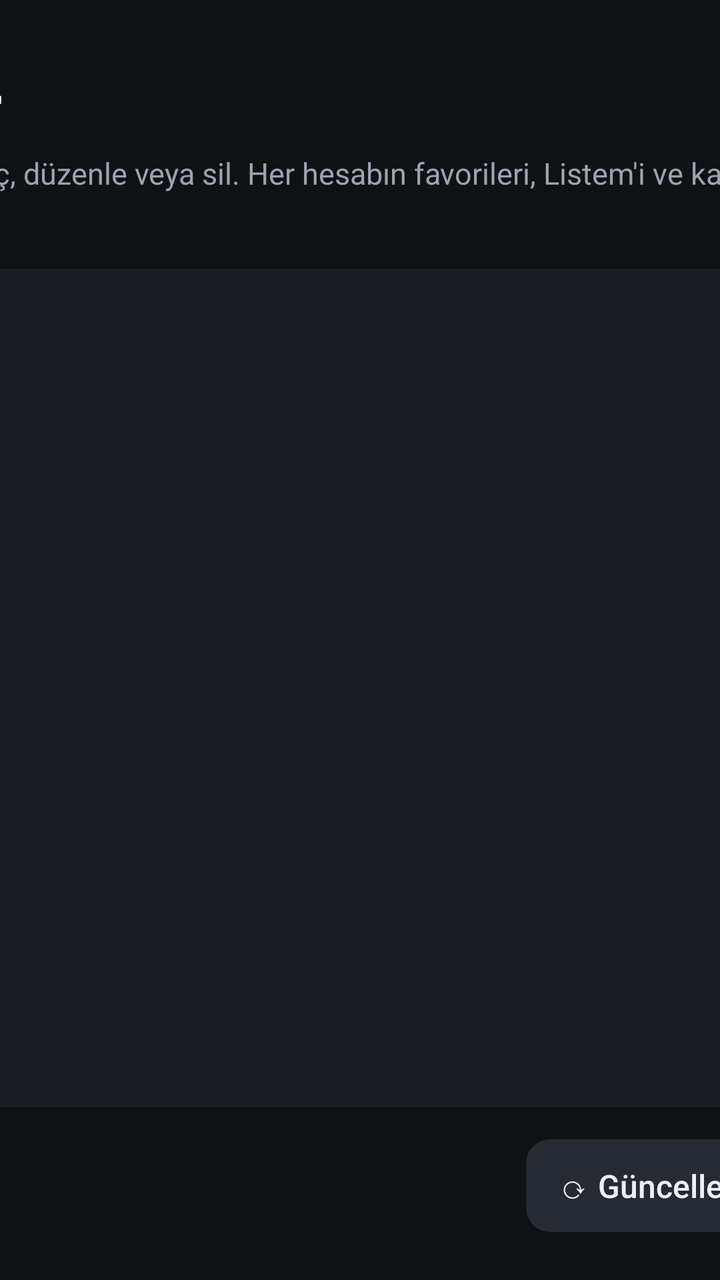
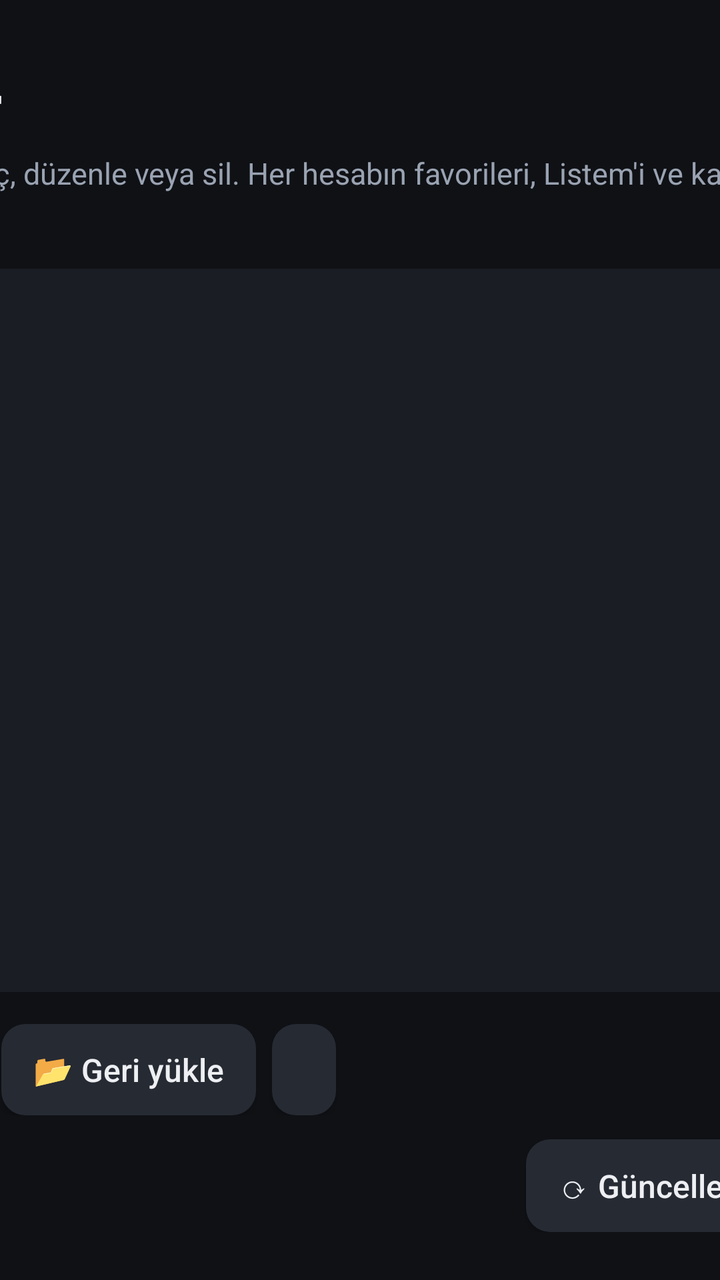

The first picture is an Android layout as it rendered before a commit; the second is the same layout after the commit. The layout source and the unified diff follow.
<!-- AndroidManifest.xml: application theme AppTheme -->
<!-- res/layout/activity_accounts.xml -->
<?xml version="1.0" encoding="utf-8"?>
<LinearLayout xmlns:android="http://schemas.android.com/apk/res/android"
    android:layout_width="match_parent"
    android:layout_height="match_parent"
    android:background="@color/bg"
    android:gravity="center_horizontal"
    android:orientation="vertical"
    android:paddingTop="32dp"
    android:paddingBottom="24dp">

    <LinearLayout
        android:layout_width="600dp"
        android:layout_height="match_parent"
        android:orientation="vertical">

        <TextView
            android:layout_width="wrap_content"
            android:layout_height="wrap_content"
            android:text="Hesaplar"
            android:textColor="@color/text"
            android:textSize="30sp"
            android:textStyle="bold" />

        <TextView
            android:layout_width="match_parent"
            android:layout_height="wrap_content"
            android:layout_marginTop="4dp"
            android:text="Bir hesaba OK: geç, düzenle veya sil. Her hesabın favorileri, Listem'i ve kategori ayarları ayrıdır."
            android:textColor="@color/text_dim"
            android:textSize="15sp" />

        <androidx.recyclerview.widget.RecyclerView
            android:id="@+id/rvAccounts"
            android:layout_width="match_parent"
            android:layout_height="0dp"
            android:layout_marginTop="20dp"
            android:layout_weight="1"
            android:background="@color/panel"
            android:clipToPadding="false"
            android:padding="8dp" />

        <LinearLayout
            android:layout_width="match_parent"
            android:layout_height="wrap_content"
            android:layout_marginTop="16dp"
            android:gravity="center_vertical"
            android:orientation="horizontal">

            <TextView
                android:id="@+id/tvVersion"
                android:layout_width="0dp"
                android:layout_height="wrap_content"
                android:layout_weight="1"
                android:textColor="@color/text_dim"
                android:textSize="15sp" />

            <Button
                android:id="@+id/btnUpdate"
                style="@style/Btn"
                android:text="⟳ Güncellemeleri denetle" />
        </LinearLayout>
    </LinearLayout>
</LinearLayout>
<!-- resources referenced by this layout -->
<resources>
  <color name="bg">#0F1115</color>
  <color name="panel">#1A1D24</color>
  <color name="text">#EDEFF3</color>
  <color name="text_dim">#9AA3B2</color>
  <style name="Btn">
          <item name="android:layout_width">wrap_content</item>
          <item name="android:layout_height">wrap_content</item>
          <item name="android:background">@drawable/bg_button</item>
          <item name="android:textColor">@color/item_text</item>
          <item name="android:textAllCaps">false</item>
          <item name="android:textSize">16sp</item>
          <item name="android:paddingLeft">16dp</item>
          <item name="android:paddingRight">16dp</item>
          <item name="android:paddingTop">12dp</item>
          <item name="android:paddingBottom">12dp</item>
          <item name="android:minHeight">0dp</item>
          <item name="android:minWidth">0dp</item>
          <item name="android:focusable">true</item>
      </style>
  <style name="AppTheme" parent="Theme.AppCompat.NoActionBar">
          <item name="android:windowBackground">@color/bg</item>
          <item name="colorPrimary">@color/accent</item>
          <item name="colorPrimaryDark">@color/bg</item>
          <item name="colorAccent">@color/accent</item>
          <item name="android:textColorPrimary">@color/text</item>
          <item name="android:textColorSecondary">@color/text_dim</item>
      </style>
  <!-- drawable bg_button (drawable) -->
  <?xml version="1.0" encoding="utf-8"?>
  <selector xmlns:android="http://schemas.android.com/apk/res/android">
      <item android:state_focused="true">
          <shape>
              <solid android:color="@color/accent" />
              <corners android:radius="12dp" />
          </shape>
      </item>
      <item android:state_activated="true">
          <shape>
              <solid android:color="@color/panel_light" />
              <stroke android:width="2dp" android:color="@color/accent" />
              <corners android:radius="12dp" />
          </shape>
      </item>
      <item>
          <shape>
              <solid android:color="@color/panel_light" />
              <corners android:radius="12dp" />
          </shape>
      </item>
  </selector>
  <color name="accent">#2FD3A6</color>
  <color name="panel_light">#262A33</color>
</resources>

<!-- the commit's change to res/layout/activity_accounts.xml (unified diff, before → after) -->
@@ -43,6 +43,29 @@
             android:layout_width="match_parent"
             android:layout_height="wrap_content"
             android:layout_marginTop="16dp"
+            android:orientation="horizontal">
+
+            <Button
+                android:id="@+id/btnBackup"
+                style="@style/Btn"
+                android:text="💾 Yedekle" />
+
+            <Button
+                android:id="@+id/btnRestore"
+                style="@style/Btn"
+                android:layout_marginLeft="8dp"
+                android:text="📂 Geri yükle" />
+
+            <Button
+                android:id="@+id/btnAutoPlay"
+                style="@style/Btn"
+                android:layout_marginLeft="8dp" />
+        </LinearLayout>
+
+        <LinearLayout
+            android:layout_width="match_parent"
+            android:layout_height="wrap_content"
+            android:layout_marginTop="12dp"
             android:gravity="center_vertical"
             android:orientation="horizontal">
 
